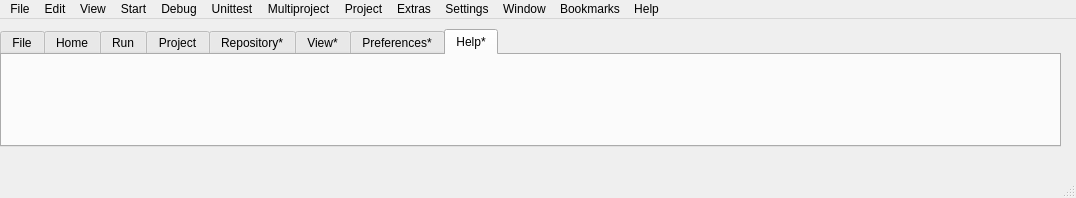
First picture: the form in TestItems/E5MenuActions.ui, repository sergeyfarin/kyui, before the edit.
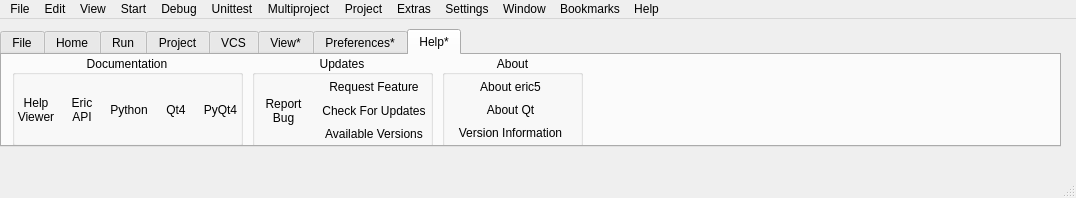
Second picture: the form after the edit. The open tabs and pages were chosen to show the change. Icons and pictures are not drawn.

Commit message: Continued work on eric5 Ribbon design

```diff
--- a/TestItems/E5MenuActions.ui
+++ b/TestItems/E5MenuActions.ui
@@ -2695,7 +2695,7 @@
     </widget>
     <widget class="QWidget" name="tabCVS">
      <attribute name="title">
-      <string>Repository*</string>
+      <string>VCS</string>
      </attribute>
      <widget class="QGroupBox" name="groupBox_21">
       <property name="geometry">
@@ -4183,6 +4183,552 @@
      <attribute name="title">
       <string>Help*</string>
      </attribute>
+     <widget class="QGroupBox" name="groupBox_24">
+      <property name="geometry">
+       <rect>
+        <x>440</x>
+        <y>0</y>
+        <width>141</width>
+        <height>92</height>
+       </rect>
+      </property>
+      <property name="sizePolicy">
+       <sizepolicy hsizetype="Fixed" vsizetype="Fixed">
+        <horstretch>0</horstretch>
+        <verstretch>0</verstretch>
+       </sizepolicy>
+      </property>
+      <property name="title">
+       <string>About</string>
+      </property>
+      <property name="alignment">
+       <set>Qt::AlignCenter</set>
+      </property>
+      <property name="flat">
+       <bool>true</bool>
+      </property>
+      <widget class="QWidget" name="layoutWidget_6">
+       <property name="geometry">
+        <rect>
+         <x>0</x>
+         <y>19</y>
+         <width>137</width>
+         <height>71</height>
+        </rect>
+       </property>
+       <layout class="QVBoxLayout" name="verticalLayout_7">
+        <property name="spacing">
+         <number>0</number>
+        </property>
+        <item>
+         <widget class="QToolButton" name="toolButton_94">
+          <property name="sizePolicy">
+           <sizepolicy hsizetype="Expanding" vsizetype="Fixed">
+            <horstretch>0</horstretch>
+            <verstretch>0</verstretch>
+           </sizepolicy>
+          </property>
+          <property name="text">
+           <string>About eric5</string>
+          </property>
+          <property name="icon">
+           <iconset resource="../../Resources/Icons/ericActions.qrc">
+            <normaloff>:/Help/eric.png</normaloff>:/Help/eric.png</iconset>
+          </property>
+          <property name="iconSize">
+           <size>
+            <width>16</width>
+            <height>16</height>
+           </size>
+          </property>
+          <property name="toolButtonStyle">
+           <enum>Qt::ToolButtonTextBesideIcon</enum>
+          </property>
+          <property name="autoRaise">
+           <bool>true</bool>
+          </property>
+         </widget>
+        </item>
+        <item>
+         <widget class="QToolButton" name="toolButton_95">
+          <property name="sizePolicy">
+           <sizepolicy hsizetype="Expanding" vsizetype="Fixed">
+            <horstretch>0</horstretch>
+            <verstretch>0</verstretch>
+           </sizepolicy>
+          </property>
+          <property name="text">
+           <string>About Qt</string>
+          </property>
+          <property name="icon">
+           <iconset resource="../../Resources/Icons/ericActions.qrc">
+            <normaloff>:/Help/helpAboutQt.png</normaloff>:/Help/helpAboutQt.png</iconset>
+          </property>
+          <property name="iconSize">
+           <size>
+            <width>16</width>
+            <height>16</height>
+           </size>
+          </property>
+          <property name="toolButtonStyle">
+           <enum>Qt::ToolButtonTextBesideIcon</enum>
+          </property>
+          <property name="autoRaise">
+           <bool>true</bool>
+          </property>
+         </widget>
+        </item>
+        <item>
+         <widget class="QToolButton" name="toolButton_96">
+          <property name="sizePolicy">
+           <sizepolicy hsizetype="Expanding" vsizetype="Fixed">
+            <horstretch>0</horstretch>
+            <verstretch>0</verstretch>
+           </sizepolicy>
+          </property>
+          <property name="text">
+           <string>Version Information</string>
+          </property>
+          <property name="icon">
+           <iconset resource="../../Resources/Icons/ericActions.qrc">
+            <normaloff>:/Edit/editDelete.png</normaloff>:/Edit/editDelete.png</iconset>
+          </property>
+          <property name="iconSize">
+           <size>
+            <width>16</width>
+            <height>16</height>
+           </size>
+          </property>
+          <property name="toolButtonStyle">
+           <enum>Qt::ToolButtonTextBesideIcon</enum>
+          </property>
+          <property name="autoRaise">
+           <bool>true</bool>
+          </property>
+         </widget>
+        </item>
+       </layout>
+      </widget>
+     </widget>
+     <widget class="QGroupBox" name="groupBox_25">
+      <property name="geometry">
+       <rect>
+        <x>10</x>
+        <y>0</y>
+        <width>231</width>
+        <height>91</height>
+       </rect>
+      </property>
+      <property name="title">
+       <string>Documentation</string>
+      </property>
+      <property name="alignment">
+       <set>Qt::AlignCenter</set>
+      </property>
+      <property name="flat">
+       <bool>true</bool>
+      </property>
+      <widget class="QWidget" name="">
+       <property name="geometry">
+        <rect>
+         <x>0</x>
+         <y>20</y>
+         <width>231</width>
+         <height>70</height>
+        </rect>
+       </property>
+       <layout class="QHBoxLayout" name="horizontalLayout_10">
+        <property name="spacing">
+         <number>0</number>
+        </property>
+        <item>
+         <widget class="QToolButton" name="toolButton_99">
+          <property name="sizePolicy">
+           <sizepolicy hsizetype="Preferred" vsizetype="Expanding">
+            <horstretch>0</horstretch>
+            <verstretch>0</verstretch>
+           </sizepolicy>
+          </property>
+          <property name="minimumSize">
+           <size>
+            <width>44</width>
+            <height>0</height>
+           </size>
+          </property>
+          <property name="text">
+           <string>Help
+Viewer</string>
+          </property>
+          <property name="icon">
+           <iconset resource="../../Resources/Icons/ericActions.qrc">
+            <normaloff>:/Help/help.png</normaloff>:/Help/help.png</iconset>
+          </property>
+          <property name="iconSize">
+           <size>
+            <width>22</width>
+            <height>22</height>
+           </size>
+          </property>
+          <property name="popupMode">
+           <enum>QToolButton::DelayedPopup</enum>
+          </property>
+          <property name="toolButtonStyle">
+           <enum>Qt::ToolButtonTextUnderIcon</enum>
+          </property>
+          <property name="autoRaise">
+           <bool>true</bool>
+          </property>
+         </widget>
+        </item>
+        <item>
+         <widget class="QToolButton" name="toolButton_100">
+          <property name="sizePolicy">
+           <sizepolicy hsizetype="Preferred" vsizetype="Expanding">
+            <horstretch>0</horstretch>
+            <verstretch>0</verstretch>
+           </sizepolicy>
+          </property>
+          <property name="minimumSize">
+           <size>
+            <width>44</width>
+            <height>0</height>
+           </size>
+          </property>
+          <property name="text">
+           <string>Eric
+API</string>
+          </property>
+          <property name="icon">
+           <iconset resource="../../Resources/Icons/ericActions.qrc">
+            <normaloff>:/Help/eric.png</normaloff>:/Help/eric.png</iconset>
+          </property>
+          <property name="iconSize">
+           <size>
+            <width>22</width>
+            <height>22</height>
+           </size>
+          </property>
+          <property name="popupMode">
+           <enum>QToolButton::DelayedPopup</enum>
+          </property>
+          <property name="toolButtonStyle">
+           <enum>Qt::ToolButtonTextUnderIcon</enum>
+          </property>
+          <property name="autoRaise">
+           <bool>true</bool>
+          </property>
+         </widget>
+        </item>
+        <item>
+         <widget class="QToolButton" name="toolButton_97">
+          <property name="sizePolicy">
+           <sizepolicy hsizetype="Preferred" vsizetype="Expanding">
+            <horstretch>0</horstretch>
+            <verstretch>0</verstretch>
+           </sizepolicy>
+          </property>
+          <property name="minimumSize">
+           <size>
+            <width>44</width>
+            <height>22</height>
+           </size>
+          </property>
+          <property name="text">
+           <string>Python</string>
+          </property>
+          <property name="icon">
+           <iconset resource="../../Resources/Icons/ericActions.qrc">
+            <normaloff>:/Help/preferences-python.png</normaloff>:/Help/preferences-python.png</iconset>
+          </property>
+          <property name="iconSize">
+           <size>
+            <width>22</width>
+            <height>22</height>
+           </size>
+          </property>
+          <property name="popupMode">
+           <enum>QToolButton::DelayedPopup</enum>
+          </property>
+          <property name="toolButtonStyle">
+           <enum>Qt::ToolButtonTextUnderIcon</enum>
+          </property>
+          <property name="autoRaise">
+           <bool>true</bool>
+          </property>
+         </widget>
+        </item>
+        <item>
+         <widget class="QToolButton" name="toolButton_98">
+          <property name="sizePolicy">
+           <sizepolicy hsizetype="Preferred" vsizetype="Expanding">
+            <horstretch>0</horstretch>
+            <verstretch>0</verstretch>
+           </sizepolicy>
+          </property>
+          <property name="minimumSize">
+           <size>
+            <width>44</width>
+            <height>22</height>
+           </size>
+          </property>
+          <property name="text">
+           <string>Qt4</string>
+          </property>
+          <property name="icon">
+           <iconset resource="../../Resources/Icons/ericActions.qrc">
+            <normaloff>:/Help/helpAboutQt.png</normaloff>:/Help/helpAboutQt.png</iconset>
+          </property>
+          <property name="iconSize">
+           <size>
+            <width>22</width>
+            <height>22</height>
+           </size>
+          </property>
+          <property name="popupMode">
+           <enum>QToolButton::DelayedPopup</enum>
+          </property>
+          <property name="toolButtonStyle">
+           <enum>Qt::ToolButtonTextUnderIcon</enum>
+          </property>
+          <property name="autoRaise">
+           <bool>true</bool>
+          </property>
+         </widget>
+        </item>
+        <item>
+         <widget class="QToolButton" name="toolButton_101">
+          <property name="sizePolicy">
+           <sizepolicy hsizetype="Preferred" vsizetype="Expanding">
+            <horstretch>0</horstretch>
+            <verstretch>0</verstretch>
+           </sizepolicy>
+          </property>
+          <property name="minimumSize">
+           <size>
+            <width>44</width>
+            <height>22</height>
+           </size>
+          </property>
+          <property name="text">
+           <string>PyQt4</string>
+          </property>
+          <property name="icon">
+           <iconset resource="../../Resources/Icons/ericActions.qrc">
+            <normaloff>:/Edit/editDelete.png</normaloff>:/Edit/editDelete.png</iconset>
+          </property>
+          <property name="iconSize">
+           <size>
+            <width>22</width>
+            <height>22</height>
+           </size>
+          </property>
+          <property name="popupMode">
+           <enum>QToolButton::DelayedPopup</enum>
+          </property>
+          <property name="toolButtonStyle">
+           <enum>Qt::ToolButtonTextUnderIcon</enum>
+          </property>
+          <property name="autoRaise">
+           <bool>true</bool>
+          </property>
+         </widget>
+        </item>
+       </layout>
+      </widget>
+     </widget>
+     <widget class="QGroupBox" name="groupBox_27">
+      <property name="geometry">
+       <rect>
+        <x>250</x>
+        <y>0</y>
+        <width>181</width>
+        <height>92</height>
+       </rect>
+      </property>
+      <property name="sizePolicy">
+       <sizepolicy hsizetype="Fixed" vsizetype="Fixed">
+        <horstretch>0</horstretch>
+        <verstretch>0</verstretch>
+       </sizepolicy>
+      </property>
+      <property name="title">
+       <string>Updates</string>
+      </property>
+      <property name="alignment">
+       <set>Qt::AlignCenter</set>
+      </property>
+      <property name="flat">
+       <bool>true</bool>
+      </property>
+      <widget class="QWidget" name="">
+       <property name="geometry">
+        <rect>
+         <x>0</x>
+         <y>20</y>
+         <width>181</width>
+         <height>71</height>
+        </rect>
+       </property>
+       <layout class="QGridLayout" name="gridLayout_10">
+        <property name="spacing">
+         <number>0</number>
+        </property>
+        <item row="0" column="0" rowspan="3">
+         <widget class="QToolButton" name="toolButton_106">
+          <property name="sizePolicy">
+           <sizepolicy hsizetype="Preferred" vsizetype="Expanding">
+            <horstretch>0</horstretch>
+            <verstretch>0</verstretch>
+           </sizepolicy>
+          </property>
+          <property name="minimumSize">
+           <size>
+            <width>44</width>
+            <height>0</height>
+           </size>
+          </property>
+          <property name="text">
+           <string>Report
+Bug</string>
+          </property>
+          <property name="icon">
+           <iconset resource="../../Resources/Icons/ericActions.qrc">
+            <normaloff>:/Tools/bug.png</normaloff>:/Tools/bug.png</iconset>
+          </property>
+          <property name="iconSize">
+           <size>
+            <width>22</width>
+            <height>22</height>
+           </size>
+          </property>
+          <property name="checked">
+           <bool>false</bool>
+          </property>
+          <property name="popupMode">
+           <enum>QToolButton::DelayedPopup</enum>
+          </property>
+          <property name="toolButtonStyle">
+           <enum>Qt::ToolButtonTextUnderIcon</enum>
+          </property>
+          <property name="autoRaise">
+           <bool>true</bool>
+          </property>
+         </widget>
+        </item>
+        <item row="0" column="1">
+         <widget class="QToolButton" name="toolButton_107">
+          <property name="sizePolicy">
+           <sizepolicy hsizetype="Preferred" vsizetype="Expanding">
+            <horstretch>0</horstretch>
+            <verstretch>0</verstretch>
+           </sizepolicy>
+          </property>
+          <property name="minimumSize">
+           <size>
+            <width>44</width>
+            <height>22</height>
+           </size>
+          </property>
+          <property name="text">
+           <string>Request Feature</string>
+          </property>
+          <property name="icon">
+           <iconset resource="../../Resources/Icons/ericActions.qrc">
+            <normaloff>:/Tools/editor.png</normaloff>:/Tools/editor.png</iconset>
+          </property>
+          <property name="iconSize">
+           <size>
+            <width>16</width>
+            <height>16</height>
+           </size>
+          </property>
+          <property name="toolButtonStyle">
+           <enum>Qt::ToolButtonTextBesideIcon</enum>
+          </property>
+          <property name="autoRaise">
+           <bool>true</bool>
+          </property>
+         </widget>
+        </item>
+        <item row="1" column="1">
+         <widget class="QToolButton" name="toolButton_104">
+          <property name="sizePolicy">
+           <sizepolicy hsizetype="Preferred" vsizetype="Expanding">
+            <horstretch>0</horstretch>
+            <verstretch>0</verstretch>
+           </sizepolicy>
+          </property>
+          <property name="minimumSize">
+           <size>
+            <width>44</width>
+            <height>22</height>
+           </size>
+          </property>
+          <property name="text">
+           <string>Check For Updates</string>
+          </property>
+          <property name="icon">
+           <iconset resource="../../Resources/Icons/ericActions.qrc">
+            <normaloff>:/Window/viewProfileEdit.png</normaloff>:/Window/viewProfileEdit.png</iconset>
+          </property>
+          <property name="iconSize">
+           <size>
+            <width>16</width>
+            <height>16</height>
+           </size>
+          </property>
+          <property name="checked">
+           <bool>false</bool>
+          </property>
+          <property name="popupMode">
+           <enum>QToolButton::DelayedPopup</enum>
+          </property>
+          <property name="toolButtonStyle">
+           <enum>Qt::ToolButtonTextBesideIcon</enum>
+          </property>
+          <property name="autoRaise">
+           <bool>true</bool>
+          </property>
+         </widget>
+        </item>
+        <item row="2" column="1">
+         <widget class="QToolButton" name="toolButton_105">
+          <property name="sizePolicy">
+           <sizepolicy hsizetype="Preferred" vsizetype="Expanding">
+            <horstretch>0</horstretch>
+            <verstretch>0</verstretch>
+           </sizepolicy>
+          </property>
+          <property name="minimumSize">
+           <size>
+            <width>44</width>
+            <height>22</height>
+           </size>
+          </property>
+          <property name="text">
+           <string>Available Versions</string>
+          </property>
+          <property name="icon">
+           <iconset resource="../../Resources/Icons/ericActions.qrc">
+            <normaloff>:/Window/viewProfileDebug.png</normaloff>:/Window/viewProfileDebug.png</iconset>
+          </property>
+          <property name="iconSize">
+           <size>
+            <width>16</width>
+            <height>16</height>
+           </size>
+          </property>
+          <property name="toolButtonStyle">
+           <enum>Qt::ToolButtonTextBesideIcon</enum>
+          </property>
+          <property name="autoRaise">
+           <bool>true</bool>
+          </property>
+         </widget>
+        </item>
+       </layout>
+      </widget>
+     </widget>
     </widget>
    </widget>
   </widget>
```
Left out of the diff: 814 changed lines with no effect on the pictures. Lines whose indentation alone changed are shown as unchanged. The commit also changes 1 other file.
